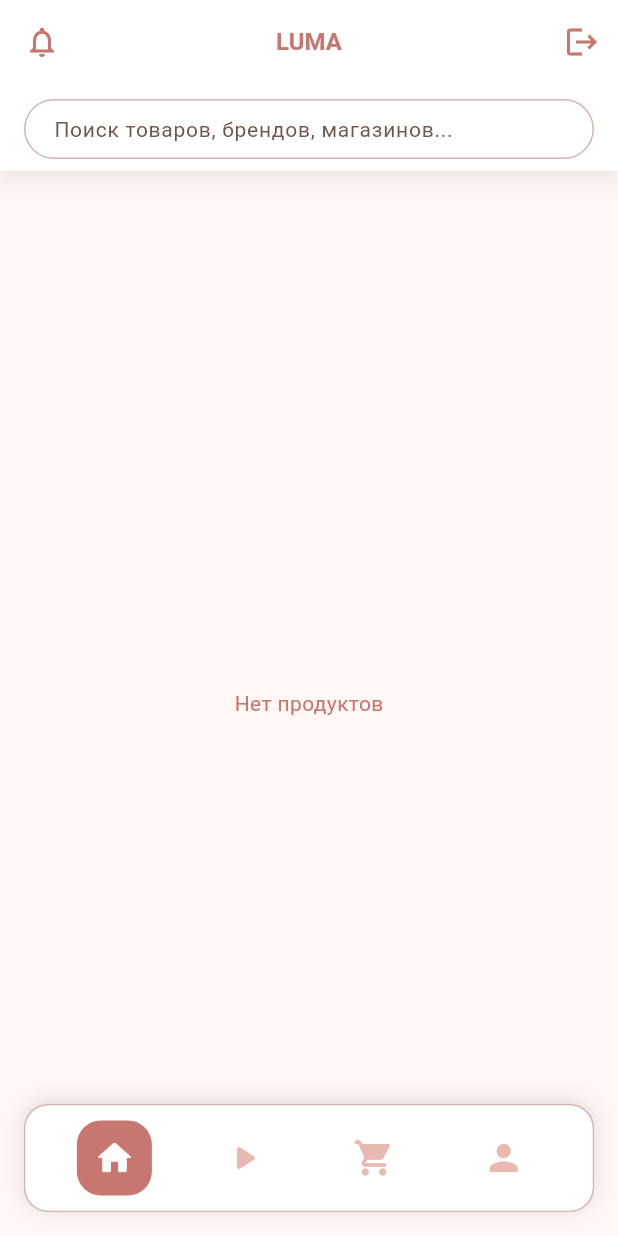
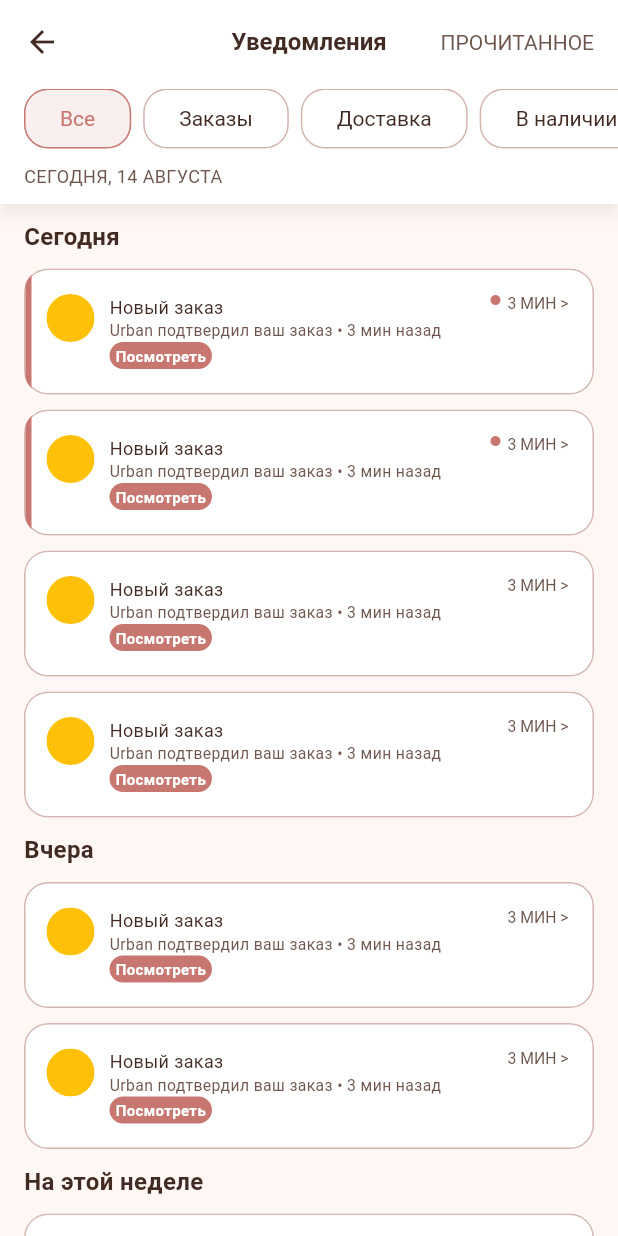
Before and after one commit to LumaMainProject/luma, a Flutter app: the screen it shows once a user with an empty profile is signed in, after a tap on the "notifications none" icon, on a phone screen of 412 x 824 dp. Run offline on Flutter 3.47's test engine with Material 3 defaults, Android fonts, the light colour scheme and no system bars; our stand-ins replace cached_network_image, cloud_firestore, equatable, firebase_auth, firebase_core, flutter_bloc and 4 more; accounts and stored records are empty; Roboto replaces fonts that are missing (SFPro).

Commit message:
Added notifications

```diff
--- a/lib/core/router/app_router.dart
+++ b/lib/core/router/app_router.dart
@@ -2,11 +2,12 @@ import 'package:flutter/material.dart';
 import 'package:go_router/go_router.dart';
 import 'package:luma_2/data/models/product.dart';
 import 'package:luma_2/data/models/store.dart';
-import 'package:luma_2/presentation/screens/buyer_account_screens/buyer_account_edit.dart';
-import 'package:luma_2/presentation/screens/buyer_account_screens/buyer_account_favorite.dart';
-import 'package:luma_2/presentation/screens/buyer_account_screens/buyer_account_messenger.dart';
-import 'package:luma_2/presentation/screens/buyer_account_screens/buyer_account_orders.dart';
+import 'package:luma_2/presentation/screens/buyer_screens/buyer_account_screens/buyer_account_edit.dart';
+import 'package:luma_2/presentation/screens/buyer_screens/buyer_account_screens/buyer_account_favorite.dart';
+import 'package:luma_2/presentation/screens/buyer_screens/buyer_account_screens/buyer_account_messenger.dart';
+import 'package:luma_2/presentation/screens/buyer_screens/buyer_account_screens/buyer_account_orders.dart';
 import 'package:luma_2/presentation/screens/buyer_screens/buyer_homepage_screen.dart';
+import 'package:luma_2/presentation/screens/buyer_screens/buyer_notifications.dart';
 import 'package:luma_2/presentation/screens/buyer_screens/buyer_pruduct_screen.dart';
 import 'package:luma_2/presentation/screens/buyer_screens/buyer_purchase_screen.dart';
 import 'package:luma_2/presentation/screens/register_sceens/splash_screen.dart';
@@ -85,6 +86,11 @@ class AppRouter {
           name: AppRoute.buyerPurchase.name,
           builder: (context, state) => const BuyerPurchaseScreen(),
         ),
+        GoRoute(
+          path: AppRoute.buyerNotifications.path,
+          name: AppRoute.buyerNotifications.name,
+          builder: (context, state) => const BuyerNotifications(),
+        ),
 
         // ACCOUNT
         GoRoute(
--- a/lib/core/router/app_routes.dart
+++ b/lib/core/router/app_routes.dart
@@ -4,6 +4,7 @@ enum AppRoute {
   buyerHomepage,
   buyerProduct,
   buyerPurchase,
+  buyerNotifications,
   buyerAccountEdit,
   buyerAccountFavorite,
   buyerAccountMessenger,
@@ -23,6 +24,8 @@ extension AppRoutePath on AppRoute {
         return '/buyer/product';
       case AppRoute.buyerPurchase:
         return '/buyer/purchase';
+      case AppRoute.buyerNotifications:
+        return '/buyer/buyerNotifications';
 
       case AppRoute.buyerAccountEdit:
         return '/buyer/buyerAccountEdit';
--- a/lib/presentation/screens/buyer_screens/buyer_homepage_screen/buyer_homepage_screen_content.dart
+++ b/lib/presentation/screens/buyer_screens/buyer_homepage_screen/buyer_homepage_screen_content.dart
@@ -29,7 +29,9 @@ class BuyerHomepageScreenContent extends StatelessWidget {
         iconTheme: IconThemeData(color: AppColors.primary),
         backgroundColor: AppColors.white,
         leading: IconButton(
-          onPressed: () {},
+          onPressed: () {
+            context.pushNamed(AppRoute.buyerNotifications.name);
+          },
           icon: Icon(AppIcons.notification),
         ),
         title: Text(
--- /dev/null
+++ b/lib/presentation/screens/buyer_screens/buyer_notifications.dart
@@ -0,0 +1,114 @@
+import 'package:flutter/material.dart';
+import 'package:luma_2/core/theme/app_colors.dart';
+import 'package:luma_2/core/theme/app_spacing.dart';
+import 'package:luma_2/core/theme/app_text_styles.dart';
+import 'package:luma_2/presentation/widgets/notification_widget.dart';
+
+class BuyerNotifications extends StatefulWidget {
+  const BuyerNotifications({super.key});
+
+  @override
+  State<BuyerNotifications> createState() => _BuyerNotificationsState();
+}
+
+class _BuyerNotificationsState extends State<BuyerNotifications> {
+  int activeIndex = 0;
+
+  final List<String> filters = [
+    "Все",
+    "Заказы",
+    "Доставка",
+    "В наличии",
+    "Промо",
+  ];
+
+  @override
+  Widget build(BuildContext context) {
+    return Scaffold(
+      appBar: AppBar(
+        title: const Text("Уведомления"),
+        actions: [
+          TextButton(
+            onPressed: () {},
+            child: Text("ПРОЧИТАННОЕ", style: AppTextStyles.text),
+          ),
+
+          AppSpacing.horizontalMd,
+        ],
+        bottom: PreferredSize(
+          preferredSize: const Size.fromHeight(80),
+          child: Column(
+            crossAxisAlignment: CrossAxisAlignment.start,
+            children: [
+              SizedBox(
+                height: 40,
+                child: ListView.separated(
+                  padding: const EdgeInsets.symmetric(
+                    horizontal: AppSpacing.paddingMd,
+                  ),
+                  scrollDirection: Axis.horizontal,
+                  itemCount: filters.length,
+                  separatorBuilder: (_, __) => const SizedBox(width: 8),
+                  itemBuilder: (context, index) {
+                    final isActive = activeIndex == index;
+                    return OutlinedButton(
+                      style: OutlinedButton.styleFrom(
+                        backgroundColor: isActive
+                            ? AppColors.primary.withAlpha(30)
+                            : AppColors.white,
+                        side: BorderSide(
+                          color: isActive
+                              ? AppColors.primary
+                              : AppColors.borderColor,
+                        ),
+                      ),
+                      onPressed: () {
+                        setState(() => activeIndex = index);
+                      },
+                      child: Text(
+                        filters[index],
+                        style: AppTextStyles.text.copyWith(
+                          color: isActive
+                              ? AppColors.primary
+                              : AppColors.textDark,
+                        ),
+                      ),
+                    );
+                  },
+                ),
+              ),
+              const SizedBox(height: 10),
+              Padding(
+                padding: const EdgeInsets.symmetric(
+                  horizontal: AppSpacing.paddingMd,
+                ),
+                child: Text(
+                  "СЕГОДНЯ, 14 АВГУСТА",
+                  style: AppTextStyles.cardSecondText,
+                ),
+              ),
+              const SizedBox(height: 10),
+            ],
+          ),
+        ),
+      ),
+      body: ListView.separated(
+        padding: const EdgeInsets.symmetric(horizontal: AppSpacing.paddingMd),
+        separatorBuilder: (context, index) {
+          if (index == 0) {
+            return Text("Сегодня", style: AppTextStyles.headline);
+          }
+          if (index == 5) {
+            return Text("Вчера", style: AppTextStyles.headline);
+          }
+          if (index == 8) {
+            return Text("На этой неделе", style: AppTextStyles.headline);
+          }
+          return NotificationWidget(isNew: index <= 2);
+        },
+        itemBuilder: (context, index) => const SizedBox(height: 10),
+        itemCount: 20,
+      ),
+    );
+  }
+}
--- /dev/null
+++ b/lib/presentation/widgets/notification_widget.dart
@@ -0,0 +1,118 @@
+import 'package:flutter/material.dart';
+import 'package:luma_2/core/theme/app_colors.dart';
+import 'package:luma_2/core/theme/app_sizes.dart';
+import 'package:luma_2/core/theme/app_spacing.dart';
+import 'package:luma_2/core/theme/app_text_styles.dart';
+import 'package:luma_2/presentation/widgets/item_widget.dart';
+
+class NotificationWidget extends StatelessWidget {
+  final bool isNew;
+  const NotificationWidget({super.key, this.isNew = false});
+
+  @override
+  Widget build(BuildContext context) {
+    return GestureDetector(
+      child: ClipRRect(
+        borderRadius: BorderRadius.circular(AppSizes.buttonRadius),
+        child: Container(
+          decoration: BoxDecoration(
+            color: AppColors.white,
+            borderRadius: BorderRadius.circular(AppSizes.buttonRadius),
+            border: Border.all(color: AppColors.borderColor),
+            boxShadow: const [
+              BoxShadow(
+                color: Colors.black12,
+                blurRadius: 6,
+                offset: Offset(0, 3),
+              ),
+            ],
+          ),
+          child: Stack(
+            children: [
+              IntrinsicHeight(
+                child: Row(
+                  crossAxisAlignment: CrossAxisAlignment.stretch, // важно!
+                  children: [
+                    isNew
+                        ? Container(width: 4, color: AppColors.primary)
+                        : const SizedBox(width: 4),
+
+                    const SizedBox(width: 10),
+
+                    Padding(
+                      padding: const EdgeInsets.symmetric(
+                        vertical: AppSpacing.paddingMd,
+                      ),
+                      child: Align(
+                        alignment:
+                            Alignment.topCenter, // или .centerLeft, если нужно
+                        child: SizedBox(
+                          width: 32,
+                          height: 32,
+                          child: ClipRRect(
+                            borderRadius: BorderRadius.circular(36),
+                            child: Container(color: Colors.amber),
+                          ),
+                        ),
+                      ),
+                    ),
+
+                    const SizedBox(width: 10),
+
+                    Padding(
+                      padding: const EdgeInsets.symmetric(
+                        vertical: AppSpacing.paddingMd,
+                      ),
+                      child: Column(
+                        crossAxisAlignment: CrossAxisAlignment.start,
+                        mainAxisAlignment: MainAxisAlignment.spaceEvenly,
+                        children: [
+                          Text(
+                            "Новый заказ",
+                            style: AppTextStyles.cardMainText,
+                          ),
+                          Text(
+                            "Urban подтвердил ваш заказ • 3 мин назад",
+                            style: AppTextStyles.textButton,
+                            maxLines: 5,
+                          ),
+                          ItemWidgetTag(text: "Посмотреть"),
+                        ],
+                      ),
+                    ),
+                  ],
+                ),
+              ),
+
+              Padding(
+                padding: const EdgeInsets.all(AppSpacing.paddingMd),
+                child: Row(
+                  children: [
+                    const Spacer(),
+                    TextButton(
+                      onPressed: () {},
+                      child: Row(
+                        crossAxisAlignment: CrossAxisAlignment.start,
+                        children: [
+                          isNew
+                              ? const Icon(
+                                  Icons.circle,
+                                  color: AppColors.primary,
+                                  size: 8,
+                                )
+                              : const SizedBox(width: 8),
+                          const SizedBox(width: 4),
+                          Text("3 МИН >", style: AppTextStyles.textButton),
+                        ],
+                      ),
+                    ),
+                  ],
+                ),
+              ),
+            ],
+          ),
+        ),
+      ),
+    );
+  }
+}
```
Also changed, not shown: lib/presentation/screens/buyer_screens/buyer_account_screens/buyer_account_edit.dart (renamed from lib/presentation/screens/buyer_account_screens/buyer_account_edit.dart), lib/presentation/screens/buyer_screens/buyer_account_screens/buyer_account_favorite.dart (renamed from lib/presentation/screens/buyer_account_screens/buyer_account_favorite.dart), lib/presentation/screens/buyer_screens/buyer_account_screens/buyer_account_messenger.dart (renamed from lib/presentation/screens/buyer_account_screens/buyer_account_messenger.dart), lib/presentation/screens/buyer_screens/buyer_account_screens/buyer_account_orders.dart (renamed from lib/presentation/screens/buyer_account_screens/buyer_account_orders.dart), 1 other file.
